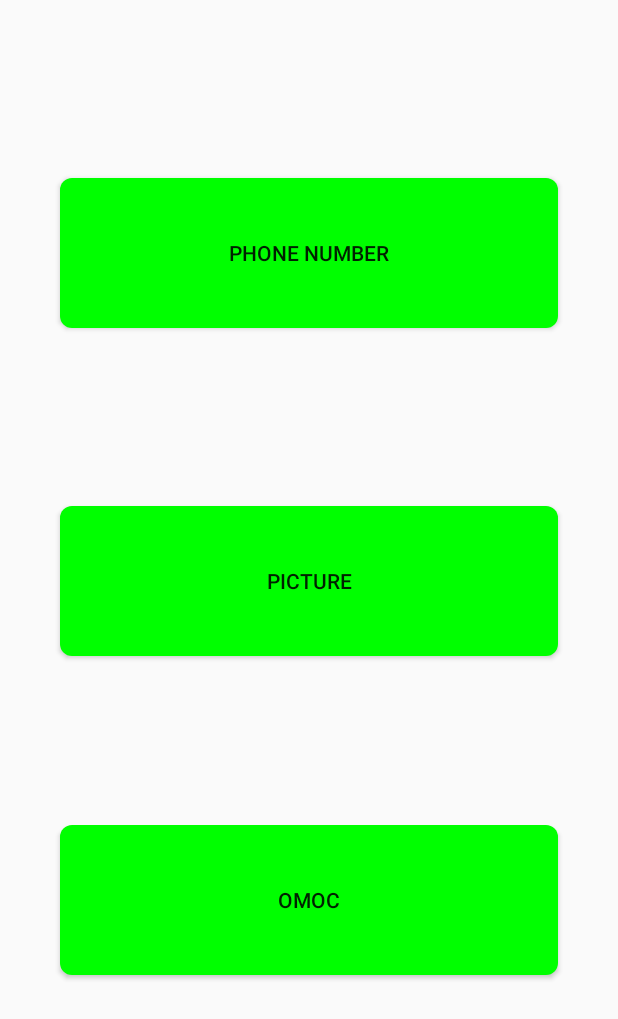
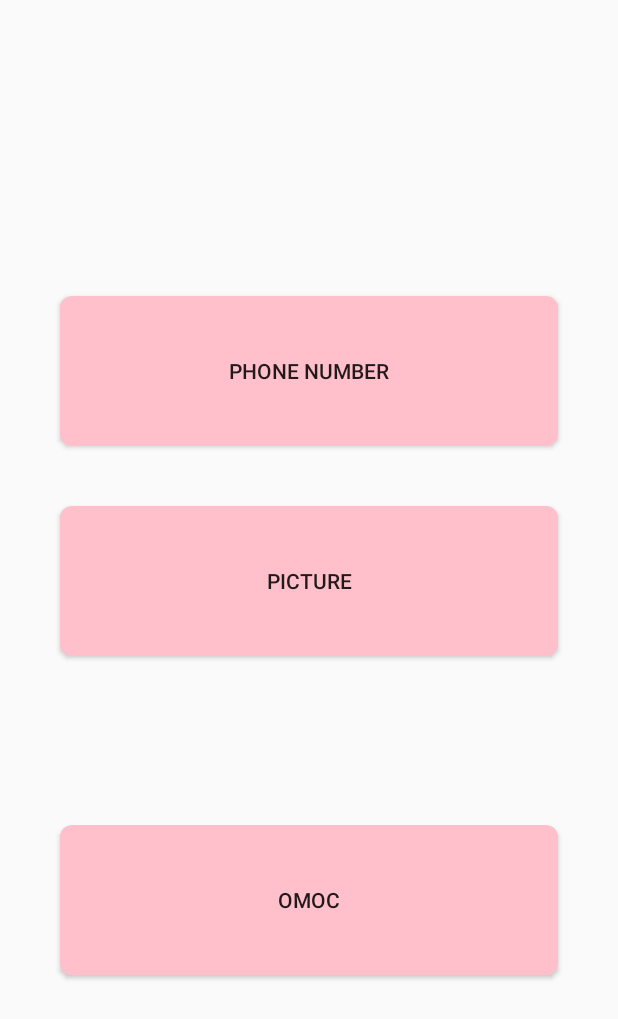
Before and after one commit to jaeyoung0909/CS496_project1, an Android app: the layout activity_main.xml on its own in the app's theme, with its tools: preview values and no code run, on a phone screen of 412 x 824 dp. Shown: the top 1019 px of the screen. Run offline under Robolectric (Android 15) with nearby library versions, the phone set to English and light mode, and no system bars.

Commit message:
Material design

```diff
--- a/ThreeTab/app/build.gradle
+++ b/ThreeTab/app/build.gradle
@@ -4,7 +4,7 @@ android {
     compileSdkVersion 26
     defaultConfig {
         applicationId "com.example.user.myapplication"
-        minSdkVersion 15
+        minSdkVersion 21
         targetSdkVersion 26
         versionCode 1
         versionName "1.0"
--- a/ThreeTab/app/src/main/AndroidManifest.xml
+++ b/ThreeTab/app/src/main/AndroidManifest.xml
@@ -1,14 +1,13 @@
 <?xml version="1.0" encoding="utf-8"?>
 <manifest xmlns:android="http://schemas.android.com/apk/res/android"
     package="com.example.user.myapplication">
-
     <application
         android:allowBackup="true"
         android:icon="@mipmap/ic_launcher"
         android:label="@string/app_name"
         android:roundIcon="@mipmap/ic_launcher_round"
         android:supportsRtl="true"
-        android:theme="@style/AppTheme">
+        android:theme="@style/MyMaterialTheme">
         <activity android:name=".MainActivity">
             <intent-filter>
                 <action android:name="android.intent.action.MAIN" />
--- a/ThreeTab/app/src/main/java/com/example/user/myapplication/DisplayMessageActivity.java
+++ b/ThreeTab/app/src/main/java/com/example/user/myapplication/DisplayMessageActivity.java
@@ -39,8 +39,7 @@ public class DisplayMessageActivity extends AppCompatActivity {
         public boolean onTouchEvent(MotionEvent event) {
             int x = (int) event.getX();
             int y = (int) event.getY();
-//      System.out.println("x:"+x);
-//      System.out.println("y:"+y);
+
             int i = 999;
             int j = 999;
             for(int k=0; k<=99 ; k++){
--- a/ThreeTab/app/src/main/java/com/example/user/myapplication/MainActivity.java
+++ b/ThreeTab/app/src/main/java/com/example/user/myapplication/MainActivity.java
@@ -3,16 +3,19 @@ package com.example.user.myapplication;
 import android.content.Intent;
 import android.support.v7.app.AppCompatActivity;
 import android.os.Bundle;
+import android.transition.Fade;
 import android.view.View;
 import android.widget.EditText;
 
 public class MainActivity extends AppCompatActivity {
     public static final String EXTRA_MESSAGE = "com.example.myfirstapp.MESSAGE";
+
     @Override
     protected void onCreate(Bundle savedInstanceState) {
         super.onCreate(savedInstanceState);
         setContentView(R.layout.activity_main);
     }
+
     public void Button_number(View view) {
         Intent intent = new Intent(this, PhoneNumber.class);
         startActivity(intent);
--- /dev/null
+++ b/ThreeTab/app/src/main/res/drawable/myrect.xml
@@ -0,0 +1,5 @@
+<shape xmlns:android="http://schemas.android.com/apk/res/android"
+    android:shape="rectangle">
+    <solid android:color="#42000000" />
+    <corners android:radius="5dp" />
+</shape>
--- a/ThreeTab/app/src/main/res/drawable/roundedbutton.xml
+++ b/ThreeTab/app/src/main/res/drawable/roundedbutton.xml
@@ -1,7 +1,7 @@
 <?xml version="1.0" encoding="utf-8"?>
 <shape xmlns:android="http://schemas.android.com/apk/res/android"
     android:shape="rectangle">
-    <solid android:color="#00ff00" />
+    <solid android:color="#ffc0cb" />
     <corners android:bottomRightRadius="8dp"
         android:bottomLeftRadius="8dp"
         android:topRightRadius="8dp"
--- a/ThreeTab/app/src/main/res/layout/activity_main.xml
+++ b/ThreeTab/app/src/main/res/layout/activity_main.xml
@@ -2,9 +2,12 @@
 <android.support.constraint.ConstraintLayout xmlns:android="http://schemas.android.com/apk/res/android"
     xmlns:app="http://schemas.android.com/apk/res-auto"
     xmlns:tools="http://schemas.android.com/tools"
+
     android:layout_width="match_parent"
     android:layout_height="match_parent"
     tools:context="com.example.user.myapplication.MainActivity">
+
+
 
     <Button
         android:id="@+id/button"
@@ -14,6 +17,7 @@
         android:background="@drawable/roundedbutton"
         android:onClick="Button_picture"
         android:text="picture"
+
 
         app:layout_constraintBottom_toBottomOf="parent"
         app:layout_constraintEnd_toEndOf="parent"
@@ -29,9 +33,8 @@
         android:layout_height="100dp"
         android:layout_margin="40dp"
         android:layout_marginBottom="8dp"
-        android:background = "@drawable/roundedbutton"
+        android:background="@drawable/roundedbutton"
 
-        android:layout_marginTop="8dp"
         android:onClick="Button_number"
         android:text="phone number"
 
@@ -39,8 +42,7 @@
         app:layout_constraintHorizontal_bias="0.0"
         app:layout_constraintLeft_toLeftOf="parent"
         app:layout_constraintRight_toRightOf="parent"
-        app:layout_constraintStart_toStartOf="parent"
-        app:layout_constraintTop_toTopOf="parent" />
+        app:layout_constraintStart_toStartOf="parent" />
 
     <Button
         android:id="@+id/button3"
--- /dev/null
+++ b/ThreeTab/app/src/main/res/values-v21/styles.xml
@@ -0,0 +1,11 @@
+<resources>
+
+    <style name="MyMaterialTheme" parent="MyMaterialTheme.Base">
+        <item name="android:windowContentTransitions">true</item>
+        <item name="android:windowAllowEnterTransitionOverlap">true</item>
+        <item name="android:windowAllowReturnTransitionOverlap">true</item>
+        <item name="android:windowSharedElementEnterTransition">@android:transition/move</item>
+        <item name="android:windowSharedElementExitTransition">@android:transition/move</item>
+    </style>
+
+</resources>
--- a/ThreeTab/app/src/main/res/values/colors.xml
+++ b/ThreeTab/app/src/main/res/values/colors.xml
@@ -1,6 +1,9 @@
 <?xml version="1.0" encoding="utf-8"?>
 <resources>
-    <color name="colorPrimary">#3F51B5</color>
-    <color name="colorPrimaryDark">#303F9F</color>
-    <color name="colorAccent">#FF4081</color>
+    <color name="colorPrimary">#98fb98</color>
+    <color name="colorPrimaryDark">#32cd32</color>
+    <color name="textColorPrimary">#228b22</color>
+    <color name="windowBackground">#228b22</color>
+    <color name="navigationBarColor">#000000</color>
+    <color name="colorAccent">#90ee90</color>
 </resources>
--- /dev/null
+++ b/ThreeTab/app/src/main/res/values/dimens.xml
@@ -0,0 +1,6 @@
+<resources>
+    <!-- Default screen margins, per the Android Design guidelines. -->
+    <dimen name="activity_horizontal_margin">16dp</dimen>
+    <dimen name="activity_vertical_margin">16dp</dimen>
+    <dimen name="nav_drawer_width">260dp</dimen>
+</resources>
--- a/ThreeTab/app/src/main/res/values/styles.xml
+++ b/ThreeTab/app/src/main/res/values/styles.xml
@@ -1,8 +1,12 @@
 <resources>
 
-    <!-- Base application theme. -->
-    <style name="AppTheme" parent="Theme.AppCompat.Light.DarkActionBar">
-        <!-- Customize your theme here. -->
+    <style name="MyMaterialTheme" parent="MyMaterialTheme.Base">
+
+    </style>
+
+    <style name="MyMaterialTheme.Base" parent="Theme.AppCompat.Light.DarkActionBar">
+        <item name="windowNoTitle">true</item>
+        <item name="windowActionBar">false</item>
         <item name="colorPrimary">@color/colorPrimary</item>
         <item name="colorPrimaryDark">@color/colorPrimaryDark</item>
         <item name="colorAccent">@color/colorAccent</item>
```
Also changed, not shown: ThreeTab/app/src/main/res/layout/toolbar.xml (added, +10 -0 lines), ThreeTab/app/src/main/res/values/strings.xml (+19 -0 lines).
